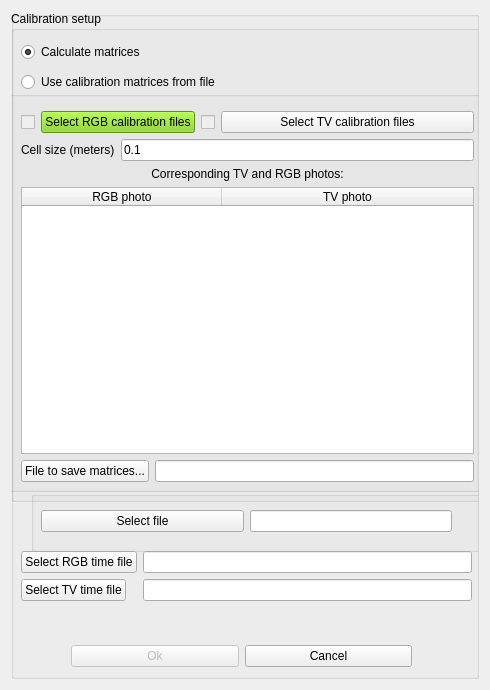
Above: qt/dialog.ui from Aspirisha/Thermal_vision before the change. Below: the same form after it.
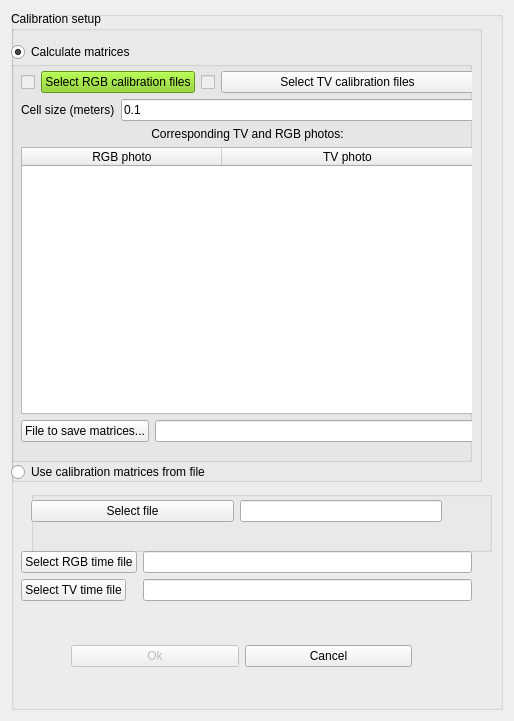
That is the form after the change.

Commit message: oh well

Diff of the .ui file:
```diff
--- a/qt/dialog.ui
+++ b/qt/dialog.ui
@@ -6,12 +6,12 @@
    <rect>
     <x>0</x>
     <y>0</y>
-    <width>490</width>
-    <height>690</height>
+    <width>514</width>
+    <height>721</height>
    </rect>
   </property>
   <property name="sizePolicy">
-   <sizepolicy hsizetype="Fixed" vsizetype="Fixed">
+   <sizepolicy hsizetype="Minimum" vsizetype="Minimum">
     <horstretch>0</horstretch>
     <verstretch>0</verstretch>
    </sizepolicy>
@@ -66,13 +66,13 @@
         <x>0</x>
         <y>0</y>
         <width>471</width>
-        <height>491</height>
+        <height>471</height>
        </rect>
       </property>
       <property name="sizePolicy">
        <sizepolicy hsizetype="Preferred" vsizetype="Maximum">
         <horstretch>0</horstretch>
-        <verstretch>1</verstretch>
+        <verstretch>0</verstretch>
        </sizepolicy>
       </property>
       <property name="minimumSize">
@@ -87,7 +87,7 @@
       <widget class="QRadioButton" name="radio_calculate_matrices">
        <property name="geometry">
         <rect>
-         <x>10</x>
+         <x>0</x>
          <y>30</y>
          <width>181</width>
          <height>22</height>
@@ -103,8 +103,8 @@
       <widget class="QRadioButton" name="radio_use_file_matrices">
        <property name="geometry">
         <rect>
-         <x>10</x>
-         <y>60</y>
+         <x>0</x>
+         <y>450</y>
          <width>261</width>
          <height>22</height>
         </rect>
@@ -116,8 +116,8 @@
       <widget class="QGroupBox" name="groupBox_2">
        <property name="geometry">
         <rect>
-         <x>-10</x>
-         <y>80</y>
+         <x>-20</x>
+         <y>50</y>
          <width>481</width>
          <height>401</height>
         </rect>
@@ -128,8 +128,8 @@
        <widget class="QWidget" name="verticalLayoutWidget">
         <property name="geometry">
          <rect>
-          <x>20</x>
-          <y>20</y>
+          <x>30</x>
+          <y>10</y>
           <width>453</width>
           <height>371</height>
          </rect>
@@ -721,8 +721,8 @@
       <widget class="QWidget" name="horizontalLayoutWidget">
        <property name="geometry">
         <rect>
-         <x>10</x>
-         <y>10</y>
+         <x>0</x>
+         <y>0</y>
          <width>411</width>
          <height>41</height>
         </rect>
```
Left out of the diff: 2 changed lines with no effect on the pictures. The commit also changes 1 other file.
